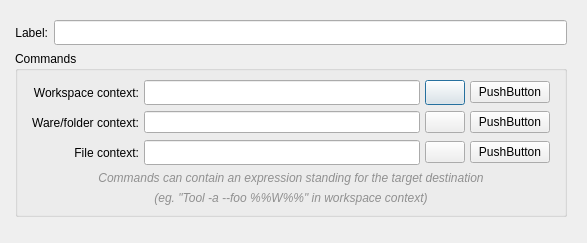
The window that src/openfluid/ui/common/EditExternalToolDialog.ui (OpenFLUID/openfluid) describes before a commit, drawn with Qt 5.
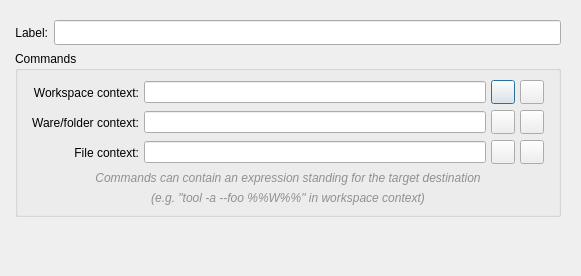
The same window after the commit. Custom widgets are drawn as their Qt base class.

The edit to the form file:
```diff
--- a/src/openfluid/ui/common/EditExternalToolDialog.ui
+++ b/src/openfluid/ui/common/EditExternalToolDialog.ui
@@ -6,8 +6,8 @@
    <rect>
     <x>0</x>
     <y>0</y>
-    <width>587</width>
-    <height>223</height>
+    <width>581</width>
+    <height>276</height>
    </rect>
   </property>
   <property name="sizePolicy">
@@ -22,19 +22,13 @@
     <height>0</height>
    </size>
   </property>
-  <property name="maximumSize">
-   <size>
-    <width>16777215</width>
-    <height>223</height>
-   </size>
-  </property>
   <property name="windowTitle">
    <string notr="true"/>
   </property>
   <property name="modal">
    <bool>true</bool>
   </property>
-  <layout class="QVBoxLayout" name="verticalLayout">
+  <layout class="QVBoxLayout" name="verticalLayout" stretch="0,0,1">
    <property name="leftMargin">
     <number>6</number>
    </property>
@@ -150,6 +144,12 @@
               <verstretch>0</verstretch>
              </sizepolicy>
             </property>
+            <property name="maximumSize">
+             <size>
+              <width>24</width>
+              <height>24</height>
+             </size>
+            </property>
             <property name="sizeIncrement">
              <size>
               <width>0</width>
@@ -172,6 +172,12 @@
               <verstretch>0</verstretch>
              </sizepolicy>
             </property>
+            <property name="maximumSize">
+             <size>
+              <width>24</width>
+              <height>24</height>
+             </size>
+            </property>
             <property name="toolTip">
              <string/>
             </property>
@@ -188,6 +194,12 @@
               <verstretch>0</verstretch>
              </sizepolicy>
             </property>
+            <property name="maximumSize">
+             <size>
+              <width>24</width>
+              <height>24</height>
+             </size>
+            </property>
             <property name="toolTip">
              <string/>
             </property>
@@ -226,15 +238,27 @@
           </item>
           <item row="4" column="3">
            <widget class="QPushButton" name="FolderFileButton">
+            <property name="maximumSize">
+             <size>
+              <width>24</width>
+              <height>24</height>
+             </size>
+            </property>
             <property name="text">
-             <string>PushButton</string>
+             <string notr="true"/>
             </property>
            </widget>
           </item>
           <item row="3" column="3">
            <widget class="QPushButton" name="FolderWareButton">
+            <property name="maximumSize">
+             <size>
+              <width>24</width>
+              <height>24</height>
+             </size>
+            </property>
             <property name="text">
-             <string>PushButton</string>
+             <string notr="true"/>
             </property>
            </widget>
           </item>
@@ -268,40 +292,25 @@
           </item>
           <item row="2" column="3">
            <widget class="QPushButton" name="FolderWorkspaceButton">
+            <property name="maximumSize">
+             <size>
+              <width>24</width>
+              <height>24</height>
+             </size>
+            </property>
             <property name="text">
-             <string>PushButton</string>
+             <string notr="true"/>
             </property>
            </widget>
           </item>
           <item row="2" column="1">
-           <widget class="openfluid::ui::common::FocusableLineEdit" name="WorkspaceCommandEdit">
-            <property name="minimumSize">
-             <size>
-              <width>250</width>
-              <height>25</height>
-             </size>
-            </property>
-           </widget>
+           <widget class="openfluid::ui::common::FocusableLineEdit" name="WorkspaceCommandEdit"/>
           </item>
           <item row="3" column="1">
-           <widget class="openfluid::ui::common::FocusableLineEdit" name="WareCommandEdit">
-            <property name="minimumSize">
-             <size>
-              <width>250</width>
-              <height>20</height>
-             </size>
-            </property>
-           </widget>
+           <widget class="openfluid::ui::common::FocusableLineEdit" name="WareCommandEdit"/>
           </item>
           <item row="4" column="1">
-           <widget class="openfluid::ui::common::FocusableLineEdit" name="FileCommandEdit">
-            <property name="minimumSize">
-             <size>
-              <width>250</width>
-              <height>25</height>
-             </size>
-            </property>
-           </widget>
+           <widget class="openfluid::ui::common::FocusableLineEdit" name="FileCommandEdit"/>
           </item>
          </layout>
         </item>
@@ -340,7 +349,7 @@
            <string notr="true">color : #909090;</string>
           </property>
           <property name="text">
-           <string>(eg. &quot;Tool -a --foo %%W%%&quot; in workspace context)</string>
+           <string>(e.g. &quot;tool -a --foo %%W%%&quot; in workspace context)</string>
           </property>
           <property name="alignment">
            <set>Qt::AlignCenter</set>
@@ -358,6 +367,19 @@
      </item>
     </layout>
    </item>
+   <item>
+    <spacer name="verticalSpacer">
+     <property name="orientation">
+      <enum>Qt::Vertical</enum>
+     </property>
+     <property name="sizeHint" stdset="0">
+      <size>
+       <width>20</width>
+       <height>40</height>
+      </size>
+     </property>
+    </spacer>
+   </item>
    <item>
     <widget class="QWidget" name="widget" native="true">
      <layout class="QVBoxLayout" name="verticalLayout_2">
```
Left out of the diff: 10 changed lines with no effect on the pictures.
